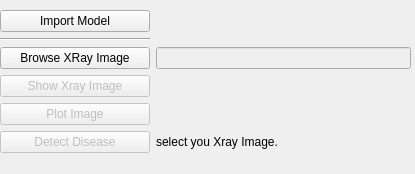
First picture: the form in interfaces/Detect_Disease_Window.ui, repository yassinebahajou/PFEGIM, before the edit.
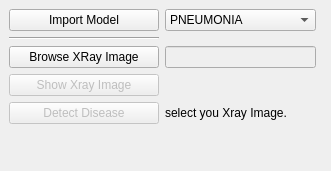
Second picture: the form after the edit.

The edit to the form file:
```diff
--- a/interfaces/Detect_Disease_Window.ui
+++ b/interfaces/Detect_Disease_Window.ui
@@ -6,8 +6,8 @@
    <rect>
     <x>0</x>
     <y>0</y>
-    <width>415</width>
-    <height>174</height>
+    <width>331</width>
+    <height>171</height>
    </rect>
   </property>
   <property name="windowTitle">
@@ -16,10 +16,10 @@
   <widget class="QWidget" name="formWidget" native="true">
    <property name="geometry">
     <rect>
-     <x>0</x>
-     <y>10</y>
-     <width>411</width>
-     <height>171</height>
+     <x>9</x>
+     <y>9</y>
+     <width>307</width>
+     <height>137</height>
     </rect>
    </property>
    <layout class="QFormLayout" name="formLayout">
@@ -37,10 +37,20 @@
      </widget>
     </item>
     <item row="0" column="1">
-     <widget class="QLabel" name="label_model_details">
-      <property name="text">
-       <string/>
+     <widget class="QComboBox" name="combo_select">
+      <property name="layoutDirection">
+       <enum>Qt::LeftToRight</enum>
       </property>
+      <item>
+       <property name="text">
+        <string>PNEUMONIA</string>
+       </property>
+      </item>
+      <item>
+       <property name="text">
+        <string>Covid 19</string>
+       </property>
+      </item>
      </widget>
     </item>
     <item row="1" column="0">
@@ -93,28 +103,6 @@
      </widget>
     </item>
     <item row="4" column="0">
-     <widget class="QPushButton" name="button_plot_audio">
-      <property name="enabled">
-       <bool>false</bool>
-      </property>
-      <property name="minimumSize">
-       <size>
-        <width>150</width>
-        <height>0</height>
-       </size>
-      </property>
-      <property name="maximumSize">
-       <size>
-        <width>250</width>
-        <height>16777215</height>
-       </size>
-      </property>
-      <property name="text">
-       <string>Plot Image</string>
-      </property>
-     </widget>
-    </item>
-    <item row="5" column="0">
      <widget class="QPushButton" name="button_detect_emotion">
       <property name="enabled">
        <bool>false</bool>
@@ -130,7 +118,7 @@
       </property>
      </widget>
     </item>
-    <item row="5" column="1">
+    <item row="4" column="1">
      <widget class="QLabel" name="progress_bar">
       <property name="text">
        <string>select you Xray Image.</string>
@@ -142,10 +130,10 @@
   <widget class="QWidget" name="widget" native="true">
    <property name="geometry">
     <rect>
-     <x>0</x>
-     <y>180</y>
-     <width>411</width>
-     <height>161</height>
+     <x>9</x>
+     <y>152</y>
+     <width>16</width>
+     <height>16</height>
     </rect>
    </property>
   </widget>
```
